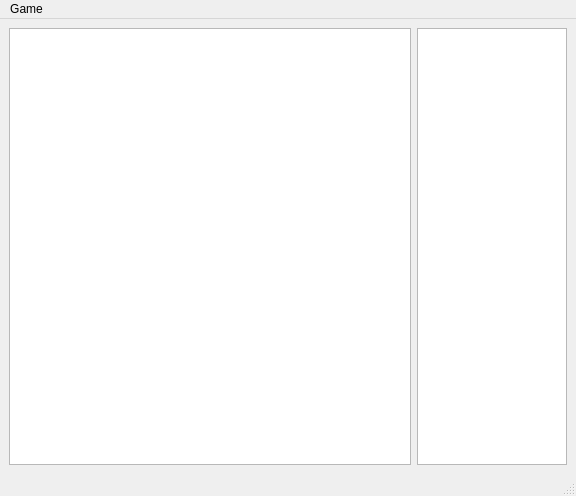
Qt form chemate/ui/design.ui (led-spb/chemate) before a commit.
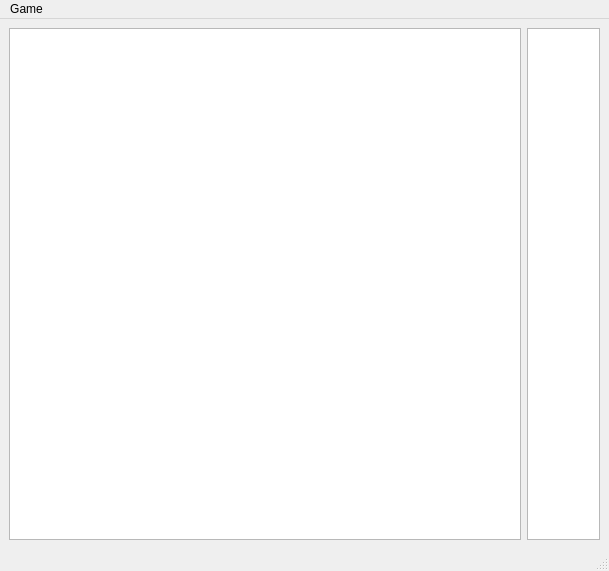
The same form after that commit.

```diff
--- a/chemate/ui/design.ui
+++ b/chemate/ui/design.ui
@@ -6,8 +6,8 @@
    <rect>
     <x>0</x>
     <y>0</y>
-    <width>576</width>
-    <height>496</height>
+    <width>609</width>
+    <height>571</height>
    </rect>
   </property>
   <property name="minimumSize">
@@ -25,8 +25,8 @@
      <widget class="QGraphicsView" name="viewBoard">
       <property name="minimumSize">
        <size>
-        <width>256</width>
-        <height>256</height>
+        <width>512</width>
+        <height>512</height>
        </size>
       </property>
      </widget>
@@ -51,7 +51,7 @@
     <rect>
      <x>0</x>
      <y>0</y>
-     <width>576</width>
+     <width>609</width>
      <height>21</height>
     </rect>
    </property>
```
Left out of the diff: 6 changed lines with no effect on the pictures.
